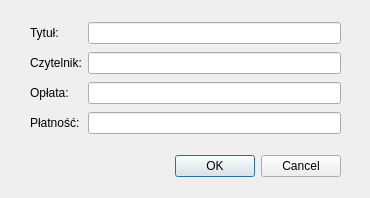
Robert1423/QTLibrary, file dialogfinishrent.ui: the form before one commit.
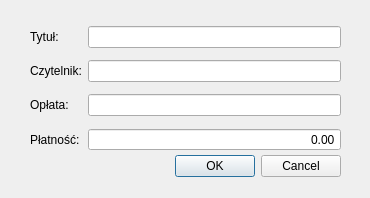
The form after the commit.

Diff of the .ui file:
```diff
--- a/dialogfinishrent.ui
+++ b/dialogfinishrent.ui
@@ -35,7 +35,7 @@
      <x>30</x>
      <y>20</y>
      <width>311</width>
-     <height>116</height>
+     <height>139</height>
     </rect>
    </property>
    <layout class="QGridLayout" name="gridLayout">
@@ -59,29 +59,36 @@
     <item row="1" column="1">
      <widget class="QLineEdit" name="Reader"/>
     </item>
-    <item row="2" column="0">
+    <item row="3" column="0">
      <widget class="QLabel" name="label_3">
       <property name="text">
        <string>Opłata:</string>
       </property>
      </widget>
     </item>
-    <item row="2" column="1">
+    <item row="3" column="1">
      <widget class="QLineEdit" name="Due">
       <property name="readOnly">
        <bool>true</bool>
       </property>
      </widget>
     </item>
-    <item row="3" column="0">
+    <item row="4" column="0">
      <widget class="QLabel" name="label_4">
       <property name="text">
        <string>Płatność:</string>
       </property>
      </widget>
     </item>
-    <item row="3" column="1">
-     <widget class="QLineEdit" name="Payment"/>
+    <item row="4" column="1">
+     <widget class="QDoubleSpinBox" name="Payment">
+      <property name="alignment">
+       <set>Qt::AlignRight|Qt::AlignTrailing|Qt::AlignVCenter</set>
+      </property>
+      <property name="buttonSymbols">
+       <enum>QAbstractSpinBox::NoButtons</enum>
+      </property>
+     </widget>
     </item>
    </layout>
   </widget>
```
Left out of the diff: 16 changed lines with no effect on the pictures.
